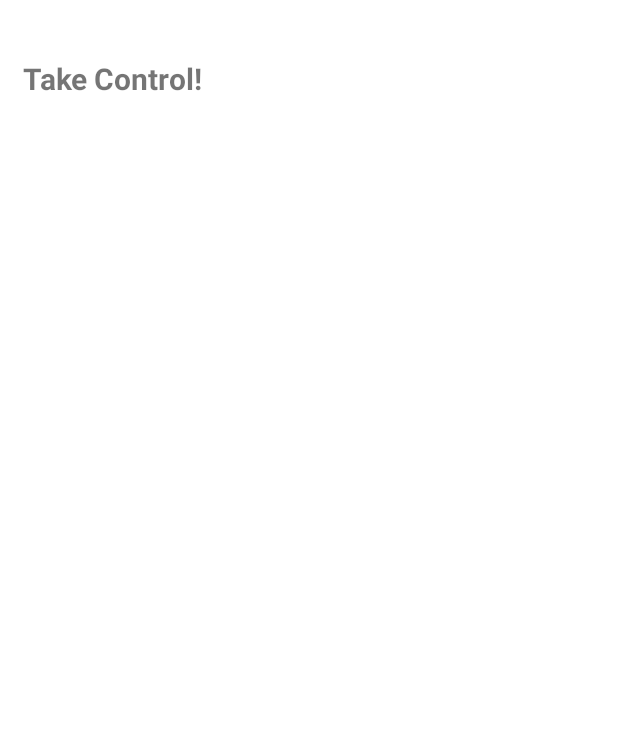
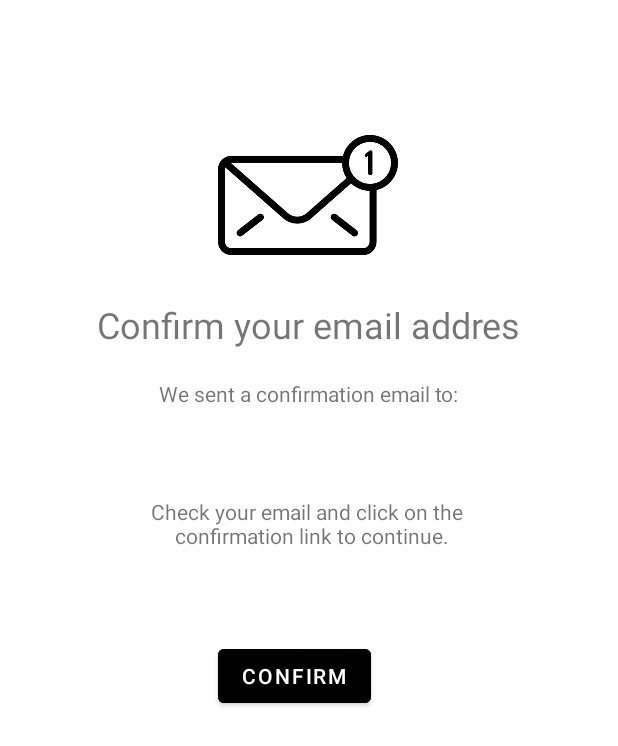
Before and after one commit to Neakvil/SmartHome, an Android app: the screen it shows after launch (HomePage before the commit, Confirmation_Form after it), after a tap on "BUTTON", on a phone screen of 412 x 824 dp. Shown: the top 746 px of the screen. Run offline under Robolectric (Android 15) with nearby library versions, the phone set to English and light mode, and no system bars; 1 statement that could not run was skipped.

Commit message:
Added QRCode Scanner and Confirmation Form

```diff
--- /dev/null
+++ b/app/src/main/java/com/example/iamhome/Confirmation_Form.kt
@@ -0,0 +1,25 @@
+package com.example.iamhome
+
+import android.annotation.SuppressLint
+import androidx.appcompat.app.AppCompatActivity
+import android.os.Bundle
+import android.widget.Button
+import android.widget.TextView
+
+class Confirmation_Form : AppCompatActivity() {
+    @SuppressLint("MissingInflatedId")
+    override fun onCreate(savedInstanceState: Bundle?) {
+        super.onCreate(savedInstanceState)
+        setContentView(R.layout.activity_confirmation_form)
+
+        val email = intent.getStringExtra("email")
+        val userEmail = findViewById<TextView>(R.id.userEmailTextView)
+
+        userEmail.text = email.toString()
+        val openGmailButton: Button = findViewById(R.id.openGmailButton)
+        openGmailButton.setOnClickListener {
+            val intent = packageManager.getLaunchIntentForPackage("com.google.android.gm")
+            startActivity(intent)
+        }
+    }
+}
--- a/app/src/main/java/com/example/iamhome/MainActivity.kt
+++ b/app/src/main/java/com/example/iamhome/MainActivity.kt
@@ -1,9 +1,12 @@
 package com.example.iamhome
 
+import android.content.Context
 import android.content.Intent
 import androidx.appcompat.app.AppCompatActivity
 import android.os.Bundle
 import android.view.View
+import android.widget.TextView
+import com.example.iamhome.qrscanner.QRScannerActivity
 
 class MainActivity : AppCompatActivity() {
     override fun onCreate(savedInstanceState: Bundle?) {
@@ -11,17 +14,25 @@ class MainActivity : AppCompatActivity() {
         setContentView(R.layout.activity_main)
     }
 
-    fun openMain(view: View)
+    fun openScanner(view: View)
     {
-        val randomIntent = Intent(this, HomePage::class.java)
+        //val randomIntent = Intent(this, QRScannerActivity::class.java)
+        val randomIntent = Intent(this, Confirmation_Form::class.java)
 
         startActivity(randomIntent)
     }
 
     fun openRegister(view: View)
     {
-        val randomIntent = Intent(this, Log_in::class.java)
+        val randomIntent = Intent(this, RegisterWin::class.java)
+        val randomIntentLogIn = Intent(this, Log_in::class.java)
 
-        startActivity(randomIntent)
+        val sharedPreferences = getSharedPreferences("SaveUserData", Context.MODE_PRIVATE)
+        val email = sharedPreferences.getString("email", "")
+
+        val fieldEmail = findViewById<TextView>(R.id.textEmailLogIn)
+
+        if(email.toString().isNotEmpty()) startActivity(randomIntentLogIn)
+        else startActivity(randomIntent)
     }
 }
--- /dev/null
+++ b/app/src/main/res/layout/activity_confirmation_form.xml
@@ -0,0 +1,76 @@
+<?xml version="1.0" encoding="utf-8"?>
+<androidx.constraintlayout.widget.ConstraintLayout xmlns:android="http://schemas.android.com/apk/res/android"
+    xmlns:app="http://schemas.android.com/apk/res-auto"
+    xmlns:tools="http://schemas.android.com/tools"
+    android:layout_width="match_parent"
+    android:layout_height="match_parent"
+    tools:context=".Confirmation_Form">
+
+    <TextView
+        android:id="@+id/confirmationTextView"
+        android:layout_width="wrap_content"
+        android:layout_height="wrap_content"
+        android:text="Confirm your email addres"
+        android:textAlignment="center"
+        android:textSize="24sp"
+        app:layout_constraintEnd_toEndOf="parent"
+        app:layout_constraintHorizontal_bias="0.495"
+        app:layout_constraintStart_toStartOf="parent"
+        app:layout_constraintTop_toBottomOf="@+id/imageView2" />
+
+    <Button
+        android:id="@+id/openGmailButton"
+        android:layout_width="wrap_content"
+        android:layout_height="wrap_content"
+        android:layout_marginTop="60dp"
+        android:backgroundTint="@color/black"
+        android:text="Confirm"
+        app:layout_constraintEnd_toEndOf="parent"
+        app:layout_constraintHorizontal_bias="0.469"
+        app:layout_constraintStart_toStartOf="parent"
+        app:layout_constraintTop_toBottomOf="@+id/textView13" />
+
+    <ImageView
+        android:id="@+id/imageView2"
+        android:layout_width="120dp"
+        android:layout_height="140dp"
+        android:layout_marginTop="60dp"
+        app:layout_constraintEnd_toEndOf="parent"
+        app:layout_constraintHorizontal_bias="0.498"
+        app:layout_constraintStart_toStartOf="parent"
+        app:layout_constraintTop_toTopOf="parent"
+        app:srcCompat="@drawable/free_icon_new_email_1060421"
+        tools:srcCompat="@drawable/free_icon_new_email_1060421" />
+
+    <TextView
+        android:id="@+id/userEmailTextView"
+        android:layout_width="wrap_content"
+        android:layout_height="wrap_content"
+        android:layout_marginTop="20dp"
+        android:textStyle="bold|italic"
+        app:layout_constraintEnd_toEndOf="parent"
+        app:layout_constraintStart_toStartOf="parent"
+        app:layout_constraintTop_toBottomOf="@+id/textView11"
+        tools:text="email@gmail.com" />
+
+    <TextView
+        android:id="@+id/textView11"
+        android:layout_width="wrap_content"
+        android:layout_height="wrap_content"
+        android:layout_marginTop="20dp"
+        android:text="We sent a confirmation email to:"
+        app:layout_constraintEnd_toEndOf="parent"
+        app:layout_constraintStart_toStartOf="parent"
+        app:layout_constraintTop_toBottomOf="@+id/confirmationTextView" />
+
+    <TextView
+        android:id="@+id/textView13"
+        android:layout_width="wrap_content"
+        android:layout_height="wrap_content"
+        android:layout_marginTop="20dp"
+        android:text="Check your email and click on the \n confirmation link to continue."
+        android:textAlignment="center"
+        app:layout_constraintEnd_toEndOf="parent"
+        app:layout_constraintStart_toStartOf="parent"
+        app:layout_constraintTop_toBottomOf="@+id/userEmailTextView" />
+</androidx.constraintlayout.widget.ConstraintLayout>
--- a/app/src/main/res/layout/activity_main.xml
+++ b/app/src/main/res/layout/activity_main.xml
@@ -61,7 +61,8 @@
         android:id="@+id/button2"
         android:layout_width="wrap_content"
         android:layout_height="wrap_content"
-        android:onClick="openMain"
+        android:layout_marginBottom="23dp"
+        android:onClick="openScanner"
         android:text="Button"
         app:layout_constraintBottom_toTopOf="@+id/button"
         app:layout_constraintEnd_toEndOf="parent"
--- a/app/src/main/res/values/strings.xml
+++ b/app/src/main/res/values/strings.xml
@@ -1,3 +1,5 @@
 <resources>
     <string name="app_name">IAMHOME</string>
+    <!-- TODO: Remove or change this placeholder text -->
+    <string name="hello_blank_fragment">Hello blank fragment</string>
 </resources>
```
Also changed, not shown: app/build.gradle (+11 -9 lines), app/src/main/AndroidManifest.xml (+12 -3 lines), app/src/main/java/com/example/iamhome/Log_in.kt (+25 -1 lines), app/src/main/java/com/example/iamhome/RegisterWin.kt (+11 -1 lines), app/src/main/java/com/example/iamhome/qrscanner/QRScannerActivity.kt (added, +77 -0 lines), app/src/main/res/layout/activity_qrscanner.xml (added, +9 -0 lines), gradle.properties (+9 -14 lines), app/src/main/res/drawable/free_icon_new_email_1060421.png (added).
